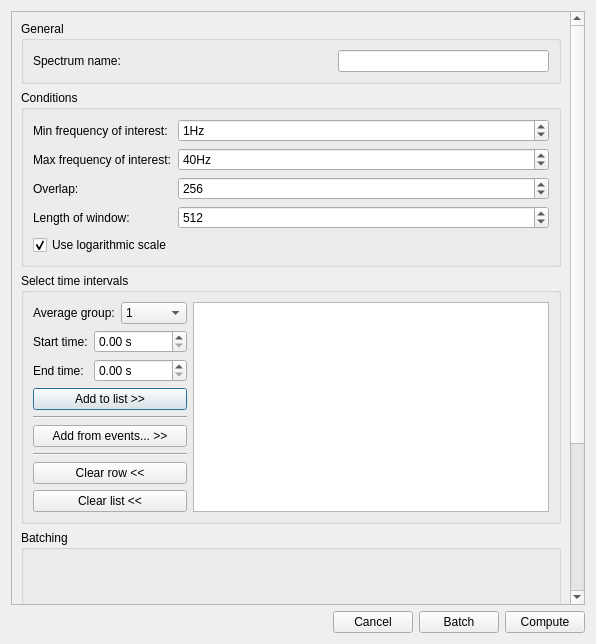
Old version of the form designer_ui_files/powerSpectrumDialogUi.ui in the repository cibr-jyu/meggie.
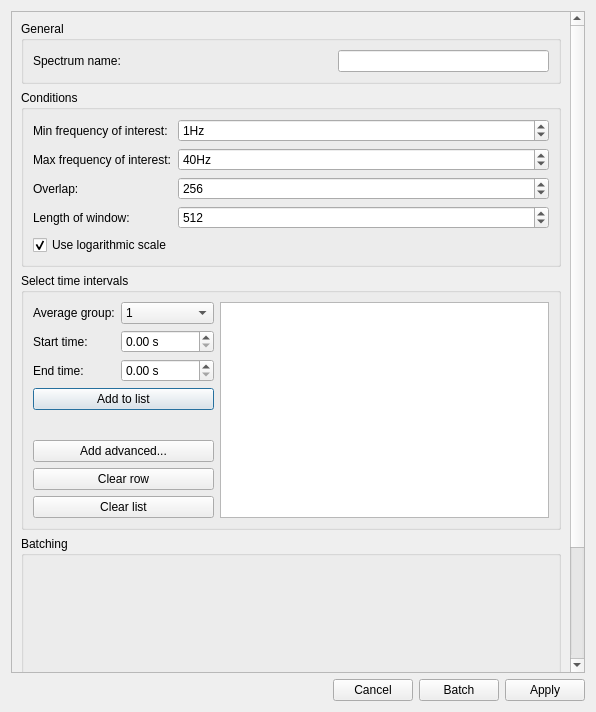
New version of the form.

Commit message: Update spectrum events dialog

Diff of the .ui file:
```diff
--- a/designer_ui_files/powerSpectrumDialogUi.ui
+++ b/designer_ui_files/powerSpectrumDialogUi.ui
@@ -7,7 +7,7 @@
     <x>0</x>
     <y>0</y>
     <width>596</width>
-    <height>644</height>
+    <height>712</height>
    </rect>
   </property>
   <property name="windowTitle">
@@ -23,7 +23,7 @@
       <property name="geometry">
        <rect>
         <x>0</x>
-        <y>0</y>
+        <y>-139</y>
         <width>562</width>
         <height>800</height>
        </rect>
@@ -86,17 +86,37 @@
          </property>
          <layout class="QGridLayout" name="gridLayout_2">
           <item row="0" column="0">
-           <layout class="QVBoxLayout" name="verticalLayout">
-            <item>
-             <layout class="QHBoxLayout" name="horizontalLayout">
-              <item>
                <widget class="QLabel" name="labelGroup">
                 <property name="text">
                  <string>Average group:</string>
                 </property>
                </widget>
               </item>
-              <item>
+          <item row="2" column="0">
+           <widget class="QLabel" name="labelTmax">
+            <property name="text">
+             <string>End time:</string>
+            </property>
+           </widget>
+          </item>
+          <item row="1" column="1">
+           <widget class="QDoubleSpinBox" name="doubleSpinBoxTmin">
+            <property name="suffix">
+             <string> s</string>
+            </property>
+            <property name="maximum">
+             <double>1000000000.000000000000000</double>
+            </property>
+           </widget>
+          </item>
+          <item row="3" column="0" colspan="2">
+           <widget class="QPushButton" name="pushButtonAdd">
+            <property name="text">
+             <string>Add to list</string>
+            </property>
+           </widget>
+          </item>
+          <item row="0" column="1">
                <widget class="QComboBox" name="comboBoxAvgGroup">
                 <item>
                  <property name="text">
@@ -140,95 +160,45 @@
                 </item>
                </widget>
               </item>
-             </layout>
-            </item>
-            <item>
-             <layout class="QHBoxLayout" name="horizontalLayout_4">
-              <item>
+          <item row="2" column="1">
+           <widget class="QDoubleSpinBox" name="doubleSpinBoxTmax">
+            <property name="suffix">
+             <string> s</string>
+            </property>
+            <property name="maximum">
+             <double>1000000000.000000000000000</double>
+            </property>
+           </widget>
+          </item>
+          <item row="1" column="0">
                <widget class="QLabel" name="labelTmin">
                 <property name="text">
                  <string>Start time:</string>
                 </property>
                </widget>
               </item>
-              <item>
-               <widget class="QDoubleSpinBox" name="doubleSpinBoxTmin">
-                <property name="suffix">
-                 <string> s</string>
-                </property>
-                <property name="maximum">
-                 <double>1000000000.000000000000000</double>
-                </property>
-               </widget>
-              </item>
-             </layout>
-            </item>
-            <item>
-             <layout class="QHBoxLayout" name="horizontalLayout_6">
-              <item>
-               <widget class="QLabel" name="labelTmax">
+          <item row="8" column="0" colspan="2">
+           <widget class="QPushButton" name="pushButtonAddAdvanced">
                 <property name="text">
-                 <string>End time:</string>
+             <string>Add advanced...</string>
                 </property>
                </widget>
               </item>
-              <item>
-               <widget class="QDoubleSpinBox" name="doubleSpinBoxTmax">
-                <property name="suffix">
-                 <string> s</string>
-                </property>
-                <property name="maximum">
-                 <double>1000000000.000000000000000</double>
-                </property>
-               </widget>
-              </item>
-             </layout>
-            </item>
-            <item>
-             <widget class="QPushButton" name="pushButtonAdd">
-              <property name="text">
-               <string>Add to list &gt;&gt;</string>
-              </property>
-             </widget>
-            </item>
-            <item>
-             <widget class="Line" name="line_2">
-              <property name="orientation">
-               <enum>Qt::Horizontal</enum>
-              </property>
-             </widget>
-            </item>
-            <item>
-             <widget class="QPushButton" name="pushButtonAddEvents">
-              <property name="text">
-               <string>Add from events... &gt;&gt;</string>
-              </property>
-             </widget>
-            </item>
-            <item>
-             <widget class="Line" name="line_3">
-              <property name="orientation">
-               <enum>Qt::Horizontal</enum>
-              </property>
-             </widget>
-            </item>
-            <item>
+          <item row="9" column="0" colspan="2">
              <widget class="QPushButton" name="pushButtonClearRow">
               <property name="text">
-               <string>Clear row &lt;&lt;</string>
+             <string>Clear row</string>
               </property>
              </widget>
             </item>
-            <item>
+          <item row="10" column="0" colspan="2">
              <widget class="QPushButton" name="pushButtonClear">
               <property name="text">
-               <string>Clear list &lt;&lt;</string>
+             <string>Clear list</string>
               </property>
              </widget>
             </item>
-           </layout>
-          </item>
-          <item row="0" column="1">
+          <item row="0" column="2" rowspan="11">
            <widget class="QListWidget" name="listWidgetIntervals">
             <property name="sizePolicy">
              <sizepolicy hsizetype="Expanding" vsizetype="Expanding">
@@ -404,7 +374,7 @@
      <item>
       <widget class="QPushButton" name="pushButtonCompute">
        <property name="text">
-        <string>Compute</string>
+        <string>Apply</string>
        </property>
       </widget>
      </item>
```
Left out of the diff: 4 changed lines with no effect on the pictures. Lines whose indentation alone changed are shown as unchanged. The commit also changes 5 other files.
